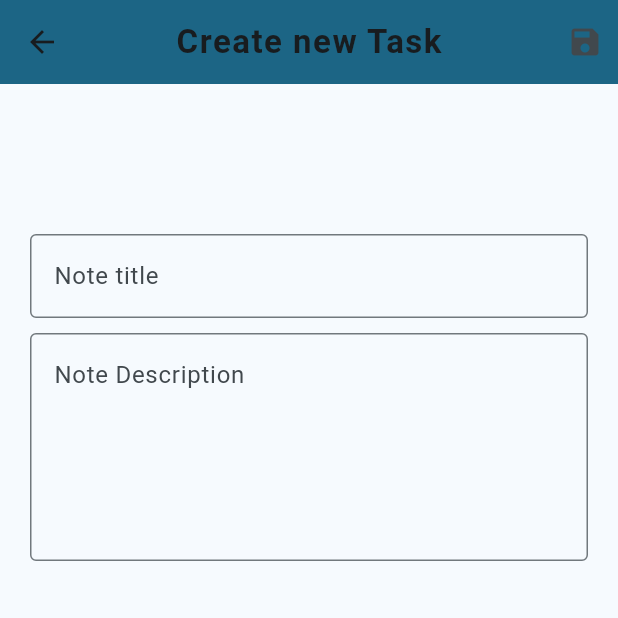
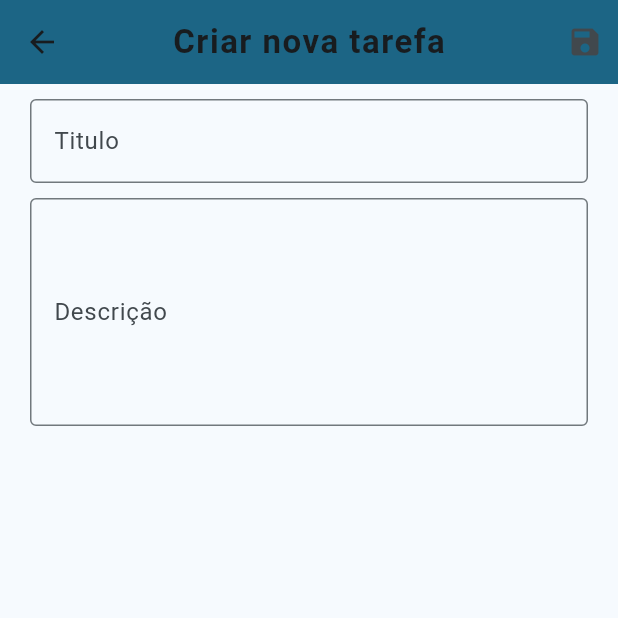
Before and after one commit to marcos-menegazzi/todoApp, a Flutter app: the AddUpdateTask screen opened directly, on a phone screen of 412 x 824 dp, the top half of it. Run offline on Flutter 3.47's test engine with Material 2 defaults, Android fonts, the phone set to English and light mode, and no system bars; our stand-ins replace sqflite; accounts and stored records are empty.

Commit message:
Update TextFieldInput

```diff
--- a/lib/add_update_screen.dart
+++ b/lib/add_update_screen.dart
@@ -43,9 +43,9 @@ class _AddUpdateTaskState extends State<AddUpdateTask> {
     final titleController = TextEditingController(text: widget.title);
     final descriptionController = TextEditingController(text: widget.description);
 
-    String appTitle = "Create new Task";
+    String appTitle = "Criar nova tarefa";
     if(widget.update == true) {
-      appTitle = "Update task";
+      appTitle = "Atualizar tarefa";
     }
 
     return Scaffold(
@@ -91,7 +91,7 @@ class _AddUpdateTaskState extends State<AddUpdateTask> {
         ],
       ),
       body: Padding(
-        padding: const EdgeInsets.only(top: 100),
+        padding: const EdgeInsets.only(top: 10),
         child: SingleChildScrollView(
           child: Column(children: [
             Form(
@@ -104,7 +104,7 @@ class _AddUpdateTaskState extends State<AddUpdateTask> {
                     controller: titleController,
                     decoration: const InputDecoration(
                       border: OutlineInputBorder(),
-                      hintText: "Note title",
+                      labelText: "Titulo"
                     ),
                     validator: (value) {
                       if(value!.isEmpty) {
@@ -124,7 +124,7 @@ class _AddUpdateTaskState extends State<AddUpdateTask> {
                     controller: descriptionController,
                     decoration: const InputDecoration(
                       border: OutlineInputBorder(),
-                      hintText: "Note Description",
+                      labelText: "Descrição"
                     ),
                     validator: (value) {
                       if(value!.isEmpty) {
```
